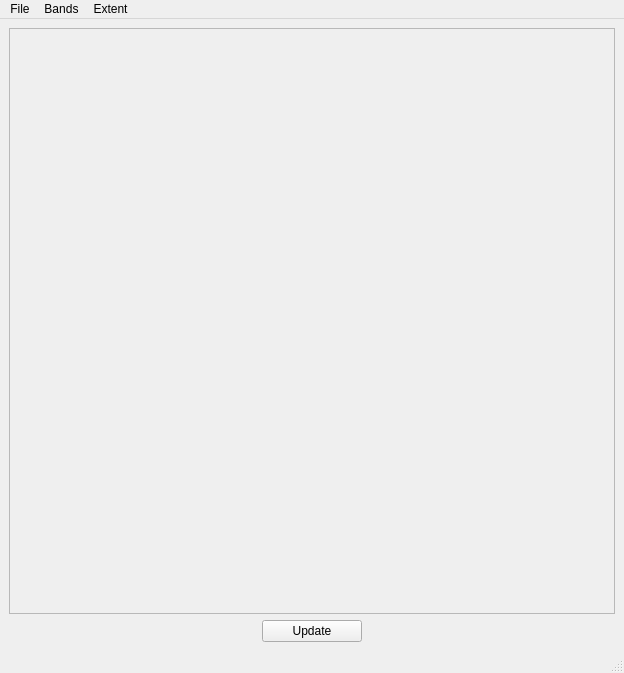
Qt form lcmap_tap/Visualization/UI_ARD_VIEWER.ui (repository-preservation/lcmap-tap) before a commit.
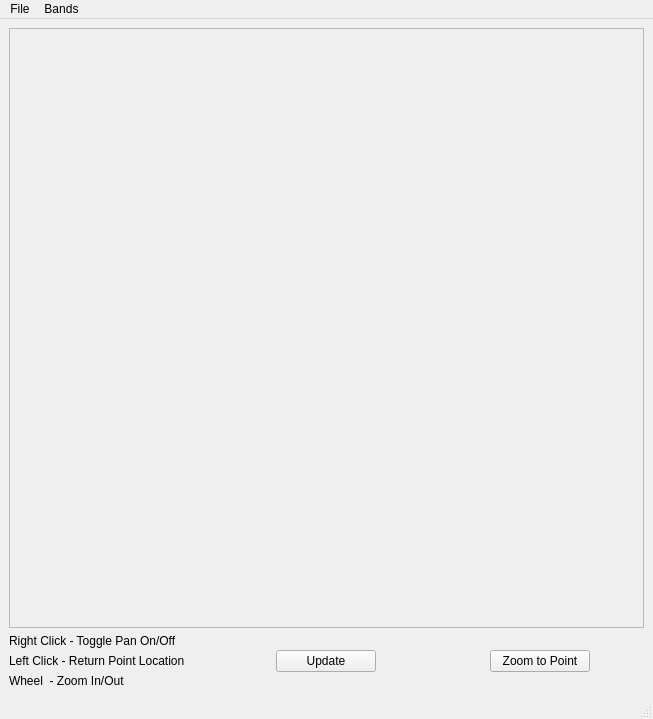
The same form after that commit.

Commit message: Updated GUI to pan/zoom, removed extents

```diff
--- a/lcmap_tap/Visualization/UI_ARD_VIEWER.ui
+++ b/lcmap_tap/Visualization/UI_ARD_VIEWER.ui
@@ -6,8 +6,8 @@
    <rect>
     <x>0</x>
     <y>0</y>
-    <width>624</width>
-    <height>673</height>
+    <width>653</width>
+    <height>719</height>
    </rect>
   </property>
   <property name="windowTitle">
@@ -25,8 +25,8 @@
         <rect>
          <x>0</x>
          <y>0</y>
-         <width>600</width>
-         <height>561</height>
+         <width>633</width>
+         <height>588</height>
         </rect>
        </property>
       </widget>
@@ -35,6 +35,33 @@
     <item row="1" column="0">
      <layout class="QHBoxLayout" name="horizontalLayout">
       <item>
+       <layout class="QVBoxLayout" name="verticalLayout_3">
+        <item alignment="Qt::AlignLeft">
+         <widget class="QLabel" name="label">
+          <property name="text">
+           <string>Right Click - Toggle Pan On/Off</string>
+          </property>
+         </widget>
+        </item>
+        <item alignment="Qt::AlignLeft">
+         <widget class="QLabel" name="label_2">
+          <property name="text">
+           <string>Left Click - Return Point Location</string>
+          </property>
+         </widget>
+        </item>
+        <item alignment="Qt::AlignLeft">
+         <widget class="QLabel" name="label_4">
+          <property name="text">
+           <string>Wheel  - Zoom In/Out</string>
+          </property>
+         </widget>
+        </item>
+       </layout>
+      </item>
+      <item>
+       <layout class="QVBoxLayout" name="verticalLayout_2">
+        <item alignment="Qt::AlignHCenter">
        <widget class="QPushButton" name="update_button">
         <property name="minimumSize">
          <size>
@@ -55,6 +82,31 @@
       </item>
      </layout>
     </item>
+      <item>
+       <layout class="QVBoxLayout" name="verticalLayout">
+        <item alignment="Qt::AlignHCenter">
+         <widget class="QPushButton" name="zoom_button">
+          <property name="minimumSize">
+           <size>
+            <width>100</width>
+            <height>0</height>
+           </size>
+          </property>
+          <property name="maximumSize">
+           <size>
+            <width>100</width>
+            <height>16777215</height>
+           </size>
+          </property>
+          <property name="text">
+           <string>Zoom to Point</string>
+          </property>
+         </widget>
+        </item>
+       </layout>
+      </item>
+     </layout>
+    </item>
    </layout>
   </widget>
   <widget class="QMenuBar" name="menubar">
@@ -62,8 +114,8 @@
     <rect>
      <x>0</x>
      <y>0</y>
-     <width>624</width>
-     <height>26</height>
+     <width>653</width>
+     <height>21</height>
     </rect>
    </property>
    <widget class="QMenu" name="menuImage">
@@ -114,19 +166,8 @@
     <addaction name="actionSave_Image"/>
     <addaction name="actionExit"/>
    </widget>
-   <widget class="QMenu" name="menuExtent">
-    <property name="title">
-     <string>Extent</string>
-    </property>
-    <addaction name="action100x100"/>
-    <addaction name="action250x250"/>
-    <addaction name="action500x500"/>
-    <addaction name="action1000x1000"/>
-    <addaction name="actionFull"/>
-   </widget>
    <addaction name="menuFile"/>
    <addaction name="menuImage"/>
-   <addaction name="menuExtent"/>
   </widget>
   <widget class="QStatusBar" name="statusbar"/>
   <action name="actionBand_1">
```
Lines whose indentation alone changed are shown as unchanged. The commit also changes 1 other file.
